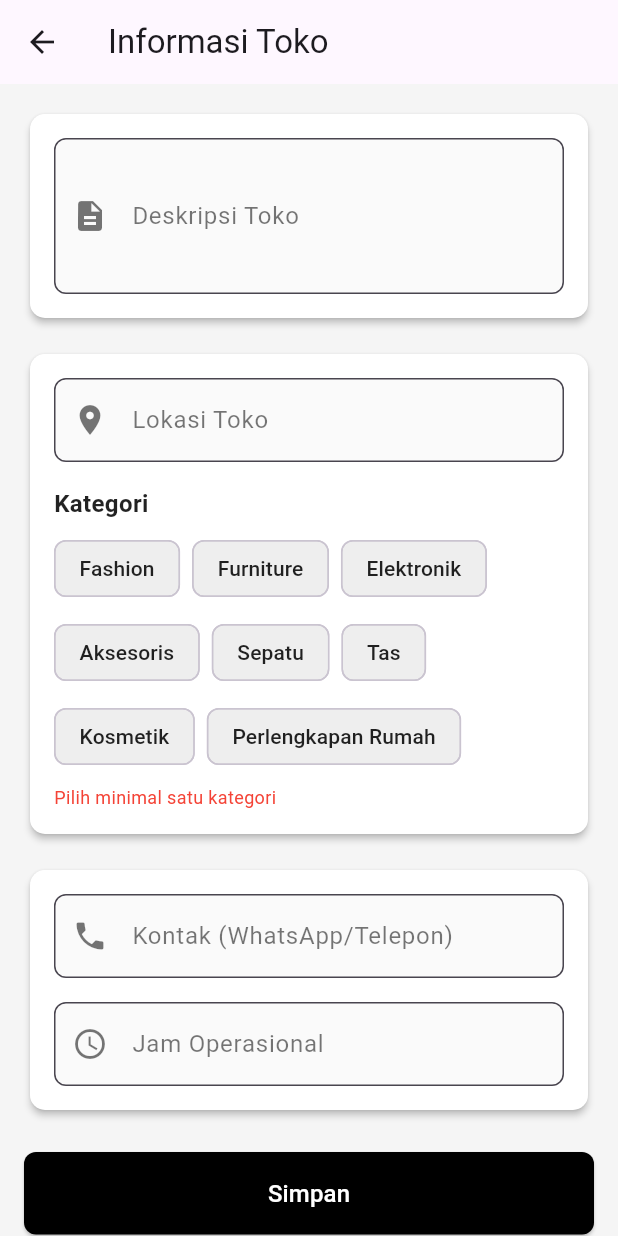
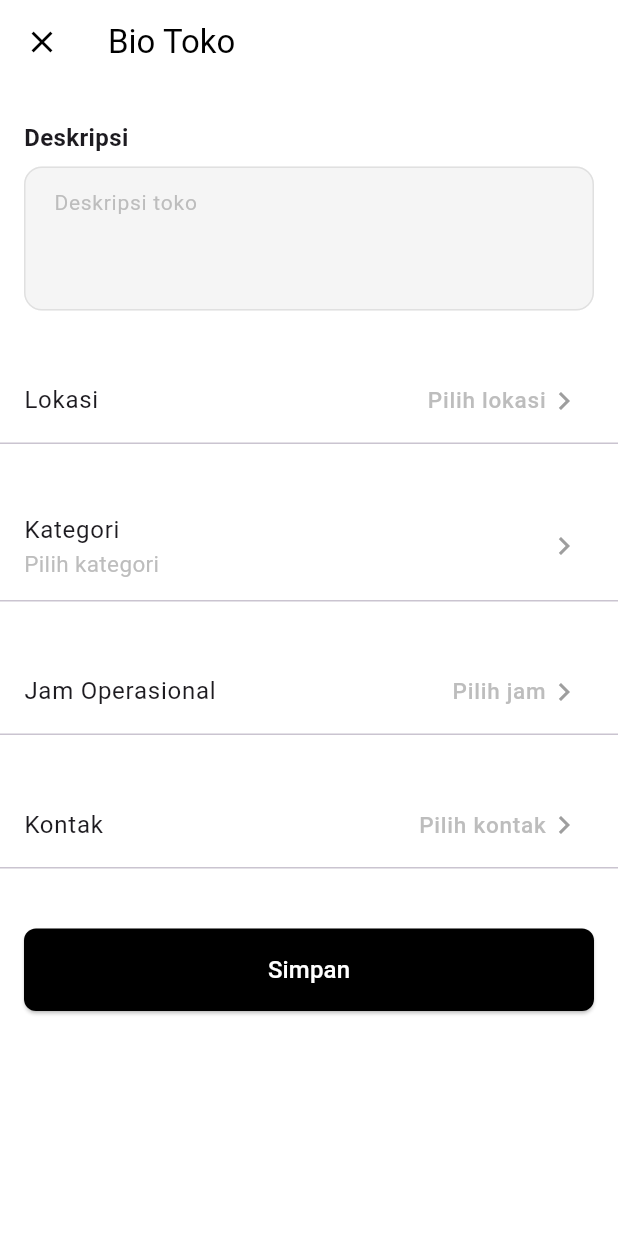
Before and after one commit to tungtungtungtungtungtungsahur/mobile-abp, a Flutter app: the TentangToko screen opened directly, on a phone screen of 412 x 824 dp. Run offline on Flutter 3.47's test engine with Material 3 defaults, Android fonts, the light colour scheme and no system bars; our stand-ins replace cloud_firestore, firebase_auth, firebase_core, image_picker; accounts and stored records are empty; Roboto replaces fonts that are missing (Poppins).

Commit message:
benerin front endnya yang bio toko

```diff
--- a/lib/tentangToko.dart
+++ b/lib/tentangToko.dart
@@ -81,6 +81,157 @@ class _TentangTokoState extends State<TentangToko> {
     }, SetOptions(merge: true));
   }
 
+  void _showCategoryBottomSheet() {
+    showModalBottomSheet(
+      context: context,
+      shape: const RoundedRectangleBorder(
+        borderRadius: BorderRadius.vertical(top: Radius.circular(16)),
+      ),
+      builder: (context) {
+        return Padding(
+          padding: const EdgeInsets.symmetric(horizontal: 16, vertical: 24),
+          child: Column(
+            mainAxisSize: MainAxisSize.min,
+            crossAxisAlignment: CrossAxisAlignment.start,
+            children: [
+              const Text('Pilih Kategori', style: TextStyle(fontWeight: FontWeight.bold, fontSize: 16)),
+              const SizedBox(height: 12),
+              ..._categories.map((category) {
+                final isSelected = _selectedCategories.contains(category);
+                return CheckboxListTile(
+                  value: isSelected,
+                  title: Text(category),
+                  activeColor: Colors.grey[700],
+                  onChanged: (checked) {
+                    setState(() {
+                      if (checked == true) {
+                        _selectedCategories.add(category);
+                      } else {
+                        _selectedCategories.remove(category);
+                      }
+                    });
+                  },
+                );
+              }).toList(),
+              const SizedBox(height: 8),
+              Align(
+                alignment: Alignment.centerRight,
+                child: ElevatedButton(
+                  onPressed: () => Navigator.pop(context),
+                  style: ElevatedButton.styleFrom(
+                    backgroundColor: Colors.black,
+                    foregroundColor: Colors.white,
+                    shape: RoundedRectangleBorder(
+                      borderRadius: BorderRadius.circular(8),
+                    ),
+                  ),
+                  child: const Text('Selesai'),
+                ),
+              ),
+            ],
+          ),
+        );
+      },
+    );
+  }
+
+  void _showLocationDialog() {
+    final controller = TextEditingController(text: _lokasiController.text);
+    showDialog(
+      context: context,
+      builder: (context) {
+        return AlertDialog(
+          title: const Text('Lokasi Toko'),
+          content: TextField(
+            controller: controller,
+            decoration: const InputDecoration(hintText: 'Contoh: Bandung'),
+            autofocus: true,
+          ),
+          actions: [
+            TextButton(
+              onPressed: () => Navigator.pop(context),
+              child: const Text('Batal'),
+            ),
+            ElevatedButton(
+              onPressed: () {
+                setState(() {
+                  _lokasiController.text = controller.text;
+                });
+                Navigator.pop(context);
+              },
+              child: const Text('Simpan'),
+            ),
+          ],
+        );
+      },
+    );
+  }
+
+  void _showJamOperasionalDialog() {
+    final controller = TextEditingController(text: _jamOperasionalController.text);
+    showDialog(
+      context: context,
+      builder: (context) {
+        return AlertDialog(
+          title: const Text('Jam Operasional'),
+          content: TextField(
+            controller: controller,
+            decoration: const InputDecoration(hintText: 'Contoh: Senin-Minggu, 08:00-21:00'),
+            autofocus: true,
+          ),
+          actions: [
+            TextButton(
+              onPressed: () => Navigator.pop(context),
+              child: const Text('Batal'),
+            ),
+            ElevatedButton(
+              onPressed: () {
+                setState(() {
+                  _jamOperasionalController.text = controller.text;
+                });
+                Navigator.pop(context);
+              },
+              child: const Text('Simpan'),
+            ),
+          ],
+        );
+      },
+    );
+  }
+
+  void _showKontakDialog() {
+    final controller = TextEditingController(text: _kontakController.text);
+    showDialog(
+      context: context,
+      builder: (context) {
+        return AlertDialog(
+          title: const Text('Kontak (WhatsApp/Telepon)'),
+          content: TextField(
+            controller: controller,
+            keyboardType: TextInputType.phone,
+            decoration: const InputDecoration(hintText: 'No. WhatsApp/Telepon'),
+            autofocus: true,
+          ),
+          actions: [
+            TextButton(
+              onPressed: () => Navigator.pop(context),
+              child: const Text('Batal'),
+            ),
+            ElevatedButton(
+              onPressed: () {
+                setState(() {
+                  _kontakController.text = controller.text;
+                });
+                Navigator.pop(context);
+              },
+              child: const Text('Simpan'),
+            ),
+          ],
+        );
+      },
+    );
+  }
+
   @override
   void dispose() {
     _deskripsiController.dispose();
@@ -93,46 +244,54 @@ class _TentangTokoState extends State<TentangToko> {
   @override
   Widget build(BuildContext context) {
     return Scaffold(
+      backgroundColor: Colors.white,
       appBar: AppBar(
-        title: const Text('Informasi Toko'),
+        backgroundColor: Colors.white,
         elevation: 0,
+        leading: IconButton(
+          icon: const Icon(Icons.close, color: Colors.black),
+          onPressed: () => Navigator.pop(context),
+        ),
+        title: const Text('Bio Toko', style: TextStyle(color: Colors.black)),
       ),
       body: _isLoading
           ? const Center(child: CircularProgressIndicator())
-          : Container(
-              decoration: BoxDecoration(
-                color: Colors.grey[100],
-              ),
-              child: SingleChildScrollView(
-                padding: const EdgeInsets.all(16.0),
+          : SingleChildScrollView(
+              padding: const EdgeInsets.symmetric(horizontal: 0, vertical: 24),
               child: Form(
                 key: _formKey,
                 child: Column(
                   crossAxisAlignment: CrossAxisAlignment.start,
                   children: [
-                      Card(
-                        elevation: 2,
-                        shape: RoundedRectangleBorder(
-                          borderRadius: BorderRadius.circular(10),
-                        ),
-                        color: Colors.white,
-                        child: Padding(
-                          padding: const EdgeInsets.all(16.0),
+                    Padding(
+                      padding: const EdgeInsets.symmetric(horizontal: 16),
                       child: Column(
+                        crossAxisAlignment: CrossAxisAlignment.start,
                         children: [
+                          const Text('Deskripsi', style: TextStyle(fontWeight: FontWeight.bold, fontSize: 16)),
+                          const SizedBox(height: 8),
                           TextFormField(
                             controller: _deskripsiController,
                             maxLines: 3,
                             style: const TextStyle(color: Colors.black87),
                             decoration: InputDecoration(
-                                  labelText: 'Deskripsi Toko',
-                                  labelStyle: const TextStyle(color: Colors.black54),
+                              filled: true,
+                              fillColor: Colors.grey[100],
+                              hintText: 'Deskripsi toko',
+                              hintStyle: TextStyle(color: Colors.grey[400], fontSize: 14),
                               border: OutlineInputBorder(
-                                    borderRadius: BorderRadius.circular(8),
+                                borderRadius: BorderRadius.circular(12),
+                                borderSide: BorderSide(color: Colors.grey[300]!),
                               ),
-                                  prefixIcon: const Icon(Icons.description, color: Colors.black54),
-                                  filled: true,
-                                  fillColor: Colors.grey[50],
+                              enabledBorder: OutlineInputBorder(
+                                borderRadius: BorderRadius.circular(12),
+                                borderSide: BorderSide(color: Colors.grey[300]!),
+                              ),
+                              focusedBorder: OutlineInputBorder(
+                                borderRadius: BorderRadius.circular(12),
+                                borderSide: BorderSide(color: Colors.black),
+                              ),
+                              contentPadding: const EdgeInsets.symmetric(horizontal: 16, vertical: 12),
                             ),
                             validator: (value) {
                               if (value == null || value.isEmpty) {
@@ -144,158 +303,104 @@ class _TentangTokoState extends State<TentangToko> {
                         ],
                       ),
                     ),
-                      ),
-                      const SizedBox(height: 16),
-                      Card(
-                        elevation: 2,
-                        shape: RoundedRectangleBorder(
-                          borderRadius: BorderRadius.circular(10),
-                        ),
-                        color: Colors.white,
-                        child: Padding(
-                          padding: const EdgeInsets.all(16.0),
-                          child: Column(
-                            crossAxisAlignment: CrossAxisAlignment.start,
+                    const SizedBox(height: 32),
+                    // ListTile-style for Lokasi
+                    ListTile(
+                      title: const Text('Lokasi', style: TextStyle(fontSize: 16)),
+                      trailing: Row(
+                        mainAxisSize: MainAxisSize.min,
                         children: [
-                              TextFormField(
-                                controller: _lokasiController,
-                                style: const TextStyle(color: Colors.black87),
-                                decoration: InputDecoration(
-                                  labelText: 'Lokasi Toko',
-                                  labelStyle: const TextStyle(color: Colors.black54),
-                                  border: OutlineInputBorder(
-                                    borderRadius: BorderRadius.circular(8),
-                                  ),
-                                  prefixIcon: const Icon(Icons.location_on, color: Colors.black54),
-                                  hintText: 'Contoh: Bandung',
-                                  filled: true,
-                                  fillColor: Colors.grey[50],
-                                ),
-                                validator: (value) {
-                                  if (value == null || value.isEmpty) {
-                                    return 'Lokasi toko harus diisi';
-                                  }
-                                  return null;
-                                },
-                              ),
-                              const SizedBox(height: 16),
-                              const Text(
-                                'Kategori',
+                          Text(
+                            _lokasiController.text.isEmpty ? 'Pilih lokasi' : _lokasiController.text,
                             style: TextStyle(
-                                  fontSize: 16,
-                                  fontWeight: FontWeight.bold,
-                                  color: Colors.black87,
+                              color: _lokasiController.text.isEmpty ? Colors.grey[400] : Colors.black87,
+                              fontSize: 15,
                             ),
                           ),
-                              const SizedBox(height: 8),
-                              Wrap(
-                                spacing: 8.0,
+                          const Icon(Icons.chevron_right, color: Colors.grey),
+                        ],
+                      ),
+                      onTap: _showLocationDialog,
+                    ),
+                    const Divider(height: 1),
+                    const SizedBox(height: 32),
+                    // ListTile-style for Kategori
+                    ListTile(
+                      title: const Text('Kategori', style: TextStyle(fontSize: 16)),
+                      subtitle: _selectedCategories.isEmpty
+                          ? Text('Pilih kategori', style: TextStyle(color: Colors.grey[400], fontSize: 15))
+                          : Padding(
+                              padding: const EdgeInsets.only(top: 8.0),
+                              child: Wrap(
+                                spacing: 4.0,
                                 runSpacing: 8.0,
-                                children: _categories.map((category) {
-                                  final isSelected = _selectedCategories.contains(category);
-                                  return FilterChip(
+                                children: _selectedCategories.map((category) => Chip(
                                   label: Text(
                                     category,
-                                      style: TextStyle(
-                                        color: isSelected ? Colors.white : Colors.black87,
+                                    style: const TextStyle(color: Colors.white, fontSize: 12),
+                                  ),
+                                  backgroundColor: Colors.grey[700],
+                                  visualDensity: VisualDensity.compact,
+                                  materialTapTargetSize: MaterialTapTargetSize.shrinkWrap,
+                                  padding: EdgeInsets.zero,
+                                )).toList(),
                               ),
                             ),
-                                    selected: isSelected,
-                                    onSelected: (bool selected) {
-                                      setState(() {
-                                        if (selected) {
-                                          _selectedCategories.add(category);
-                                        } else {
-                                          _selectedCategories.remove(category);
-                                        }
-                                      });
-                                    },
-                                    backgroundColor: Colors.grey[200],
-                                    selectedColor: Colors.grey[800],
-                                    checkmarkColor: Colors.white,
-                                    showCheckmark: true,
-                                  );
-                                }).toList(),
+                      trailing: const Icon(Icons.chevron_right, color: Colors.grey),
+                      onTap: _showCategoryBottomSheet,
                     ),
-                              if (_selectedCategories.isEmpty)
-                                const Padding(
-                                  padding: EdgeInsets.only(top: 8.0),
-                                  child: Text(
-                                    'Pilih minimal satu kategori',
+                    const Divider(height: 1),
+                    const SizedBox(height: 32),
+                    // ListTile-style for Jam Operasional
+                    ListTile(
+                      title: const Text('Jam Operasional', style: TextStyle(fontSize: 16)),
+                      trailing: Row(
+                        mainAxisSize: MainAxisSize.min,
+                        children: [
+                          Text(
+                            _jamOperasionalController.text.isEmpty ? 'Pilih jam' : _jamOperasionalController.text,
                             style: TextStyle(
-                                      color: Colors.red,
-                                      fontSize: 12,
+                              color: _jamOperasionalController.text.isEmpty ? Colors.grey[400] : Colors.black87,
+                              fontSize: 15,
                             ),
                           ),
-                                ),
+                          const Icon(Icons.chevron_right, color: Colors.grey),
                         ],
                       ),
+                      onTap: _showJamOperasionalDialog,
+                    ),
+                    const Divider(height: 1),
+                    const SizedBox(height: 32),
+                    // ListTile-style for Kontak
+                    ListTile(
+                      title: const Text('Kontak', style: TextStyle(fontSize: 16)),
+                      trailing: Row(
+                        mainAxisSize: MainAxisSize.min,
+                        children: [
+                          Text(
+                            _kontakController.text.isEmpty ? 'Pilih kontak' : _kontakController.text,
+                            style: TextStyle(
+                              color: _kontakController.text.isEmpty ? Colors.grey[400] : Colors.black87,
+                              fontSize: 15,
                             ),
                           ),
-                      const SizedBox(height: 16),
-                      Card(
-                        elevation: 2,
-                        shape: RoundedRectangleBorder(
-                          borderRadius: BorderRadius.circular(10),
-                        ),
-                        color: Colors.white,
-                        child: Padding(
-                          padding: const EdgeInsets.all(16.0),
-                          child: Column(
-                            children: [
-                              TextFormField(
-                                controller: _kontakController,
-                                style: const TextStyle(color: Colors.black87),
-                                decoration: InputDecoration(
-                                  labelText: 'Kontak (WhatsApp/Telepon)',
-                                  labelStyle: const TextStyle(color: Colors.black54),
-                                  border: OutlineInputBorder(
-                                    borderRadius: BorderRadius.circular(8),
-                                  ),
-                                  prefixIcon: const Icon(Icons.phone, color: Colors.black54),
-                                  filled: true,
-                                  fillColor: Colors.grey[50],
-                                ),
-                                keyboardType: TextInputType.phone,
-                                validator: (value) {
-                                  if (value == null || value.isEmpty) {
-                                    return 'Kontak harus diisi';
-                                  }
-                                  return null;
-                                },
-                              ),
-                              const SizedBox(height: 16),
-                              TextFormField(
-                                controller: _jamOperasionalController,
-                                style: const TextStyle(color: Colors.black87),
-                                decoration: InputDecoration(
-                                  labelText: 'Jam Operasional',
-                                  labelStyle: const TextStyle(color: Colors.black54),
-                                  border: OutlineInputBorder(
-                                    borderRadius: BorderRadius.circular(8),
-                                  ),
-                                  prefixIcon: const Icon(Icons.access_time, color: Colors.black54),
-                                  hintText: 'Contoh: Senin-Minggu, 08:00-21:00',
-                                  filled: true,
-                                  fillColor: Colors.grey[50],
-                                ),
-                                validator: (value) {
-                                  if (value == null || value.isEmpty) {
-                                    return 'Jam operasional harus diisi';
-                                  }
-                                  return null;
-                                },
-                              ),
+                          const Icon(Icons.chevron_right, color: Colors.grey),
                         ],
                       ),
+                      onTap: _showKontakDialog,
                     ),
-                      ),
-                      const SizedBox(height: 24),
-                      SizedBox(
+                    const Divider(height: 1),
+                    const SizedBox(height: 40),
+                    Padding(
+                      padding: const EdgeInsets.symmetric(horizontal: 16),
+                      child: SizedBox(
                         width: double.infinity,
                         child: ElevatedButton(
                           onPressed: () async {
-                            if (_formKey.currentState!.validate() && _selectedCategories.isNotEmpty) {
+                            if (_formKey.currentState!.validate() &&
+                                _selectedCategories.isNotEmpty &&
+                                _lokasiController.text.isNotEmpty &&
+                                _jamOperasionalController.text.isNotEmpty) {
                               await _saveData();
                               if (mounted) {
                                 ScaffoldMessenger.of(context).showSnackBar(
@@ -306,6 +411,14 @@ class _TentangTokoState extends State<TentangToko> {
                             } else if (_selectedCategories.isEmpty) {
                               ScaffoldMessenger.of(context).showSnackBar(
                                 const SnackBar(content: Text('Pilih minimal satu kategori')),
+                              );
+                            } else if (_lokasiController.text.isEmpty) {
+                              ScaffoldMessenger.of(context).showSnackBar(
+                                const SnackBar(content: Text('Lokasi toko harus diisi')),
+                              );
+                            } else if (_jamOperasionalController.text.isEmpty) {
+                              ScaffoldMessenger.of(context).showSnackBar(
+                                const SnackBar(content: Text('Jam operasional harus diisi')),
                               );
                             }
                           },
@@ -322,8 +435,9 @@ class _TentangTokoState extends State<TentangToko> {
                           ),
                         ),
                       ),
+                    ),
+                    const SizedBox(height: 24),
                   ],
-                  ),
                 ),
               ),
             ),
```
Also changed, not shown: lib/profile_barang.dart (+0 -8 lines). Lines whose indentation alone changed are shown as unchanged.
